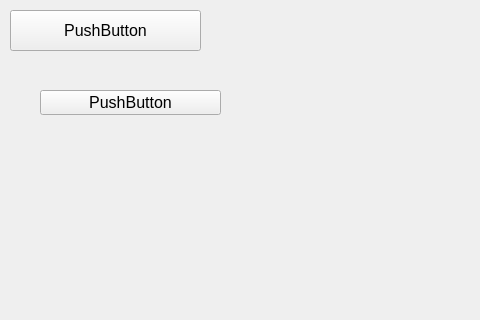
Qt form Vass_2/mainwindow.ui (fobannit-studio/Vass-2) before a commit; both pictures show x 0 to 480 and y 0 to 320 of the 799 by 539 pixel window.
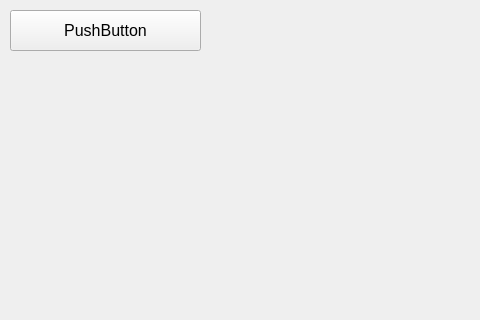
The same form after that commit. Icons and pictures are not drawn.

Diff of the .ui file:
```diff
--- a/Vass_2/mainwindow.ui
+++ b/Vass_2/mainwindow.ui
@@ -63,19 +63,6 @@
      <string>PushButton</string>
     </property>
    </widget>
-   <widget class="QPushButton" name="pushButton_2">
-    <property name="geometry">
-     <rect>
-      <x>40</x>
-      <y>90</y>
-      <width>181</width>
-      <height>25</height>
-     </rect>
-    </property>
-    <property name="text">
-     <string>PushButton</string>
-    </property>
-   </widget>
   </widget>
   <widget class="QMenuBar" name="menuBar">
    <property name="geometry">
```
